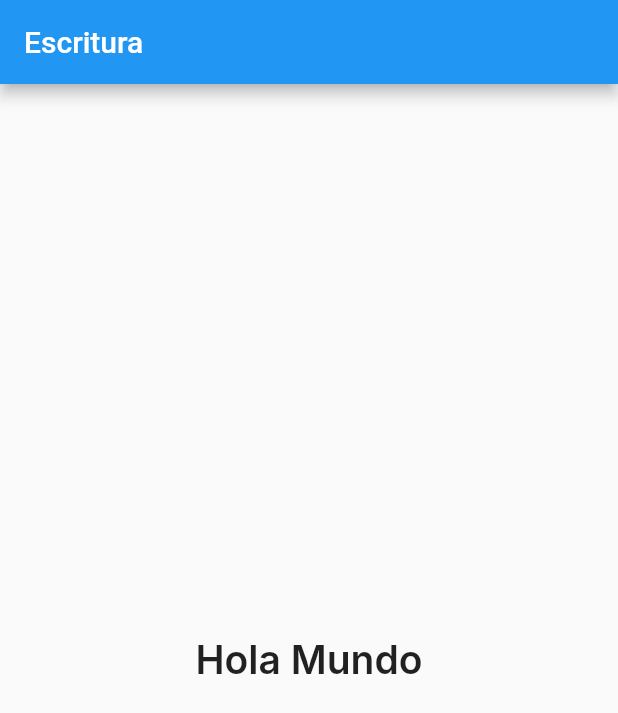
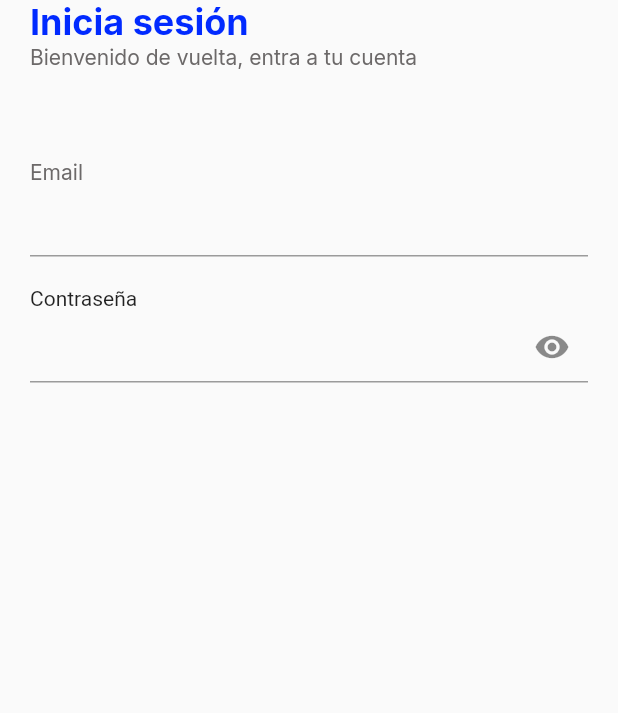
Before and after one commit to OmarGabrielRamirez/mstogo_app, a Flutter app: the screen it shows after launch, on a phone screen of 412 x 824 dp. Shown: the top 713 px of the screen. Run offline on Flutter 3.47's test engine with Material 2 defaults, Android fonts, the phone set to English and light mode, and no system bars; our stand-ins replace get, get_storage, google_fonts.

Commit message:
Text_model.dart terminado

```diff
--- a/lib/screens/home_page.dart
+++ b/lib/screens/home_page.dart
@@ -1,4 +1,5 @@
 import 'package:flutter/material.dart';
+import 'package:mining_solutions/widgets/text_model.dart';
 
 import '../theme.dart';
 
@@ -8,10 +9,40 @@ class HomePage extends StatelessWidget {
   @override
   Widget build(BuildContext context) {
     return Scaffold(
-      appBar: AppBar(title: Text("Escritura"),),
-      body: Center(
-        child: Text("Hola Mundo", style: titleTextStyle )
-      ),
+      body: SafeArea(
+          child: SingleChildScrollView(
+        child: Padding(
+          padding: const EdgeInsets.symmetric(horizontal: 20.0),
+          child: Column(
+            crossAxisAlignment: CrossAxisAlignment.start,
+            children: [
+              Text(
+                "Inicia sesión",
+                style: loginTextStyle,
+              ),
+              Text(
+                "Bienvenido de vuelta, entra a tu cuenta",
+                style: subtitleLoginTextStyle,
+              ),
+              SizedBox(
+                height: 60,
+              ),
+              Text(
+                "Email",
+                style: subtitleLoginTextStyle,
+              ),
+              InputTexts(),
+              SizedBox(
+                height: 20,
+              ),
+              Text("Contraseña"),
+              InputTexts(
+                icon: Icon(Icons.remove_red_eye),
+              )
+            ],
+          ),
+        ),
+      )),
     );
   }
 }
--- a/lib/theme.dart
+++ b/lib/theme.dart
@@ -25,11 +25,20 @@ class Themes {
 
 TextStyle get titleTextStyle {
   return GoogleFonts.inter(
-    fontSize: 26.0,
-    fontWeight: FontWeight.w600,
-  );
+      fontSize: 26.0,
+      fontWeight: FontWeight.w600,
+      color: Get.isDarkMode ? Colors.white : Colors.black);
 }
 
 TextStyle get bodyTextStyle {
-  return GoogleFonts.inter();
+  return GoogleFonts.inter(color: Get.isDarkMode ? Colors.white : Colors.black);
 }
+
+TextStyle get loginTextStyle {
+  return GoogleFonts.inter(
+      fontSize: 24, color: primaryClr, fontWeight: FontWeight.w700);
+}
+
+TextStyle get subtitleLoginTextStyle {
+  return GoogleFonts.inter(fontSize: 14, color: darkGreyClr);
+}
--- a/lib/widgets/text_model.dart
+++ b/lib/widgets/text_model.dart
@@ -0,0 +1,35 @@
+import 'package:flutter/material.dart';
+
+class InputTexts extends StatelessWidget {
+  final Color? color;
+  final int? minLines;
+  final int? maxLines;
+  final Icon? icon;
+  final String? label;
+
+  const InputTexts(
+      {Key? key,
+      this.color,
+      this.minLines,
+      this.maxLines,
+      this.icon,
+      this.label})
+      : super(key: key);
+
+  @override
+  Widget build(BuildContext context) {
+    return TextField(
+      style: TextStyle(color: color),
+      minLines: minLines,
+      maxLines: maxLines,
+      decoration: InputDecoration(
+          suffixIcon: icon == null ? null : icon,
+          labelText: label,
+          labelStyle: TextStyle(color: Colors.black),
+          focusedBorder:
+              UnderlineInputBorder(borderSide: BorderSide(color: Colors.grey)),
+          border:
+              UnderlineInputBorder(borderSide: BorderSide(color: Colors.grey))),
+    );
+  }
+}
```
Also changed, not shown: pubspec.lock.
